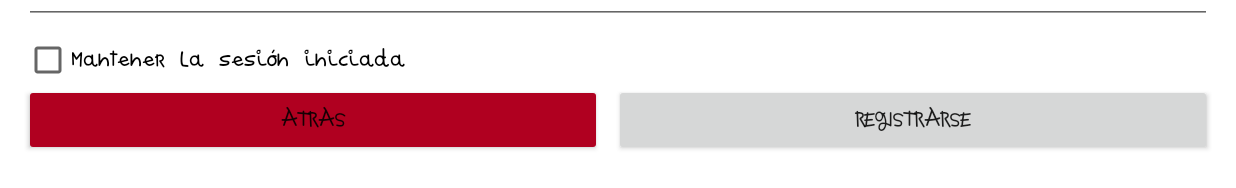
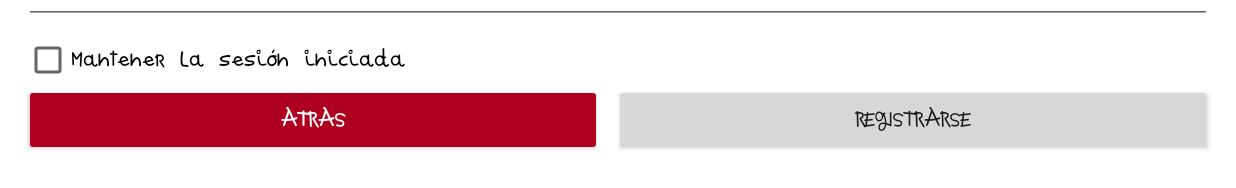
Before and after one commit to carlos26sg/Cuentameuncuento, an Android app: the Autenticacion screen opened directly, with no data from a screen before it, on a phone screen of 824 x 412 dp (held sideways). Shown: the part 280-468 px from the top of the screen. Run offline under Robolectric (Android 15) with nearby library versions, the phone set to English and light mode, and no system bars; our stand-ins replace Firebase (no records; nobody signed in at launch, a user with empty details on screens opened directly); 2 statements that could not run were skipped.

Commit message:
Cuentame un cuento

```diff
--- a/app/build.gradle
+++ b/app/build.gradle
@@ -11,7 +11,7 @@ android {
         applicationId "com.carlossega.cuentameuncuento"
         minSdk 26
         targetSdk 33
-        versionCode 3
+        versionCode 5
         versionName "1.0"
 
         testInstrumentationRunner "androidx.test.runner.AndroidJUnitRunner"
--- a/app/src/main/java/com/carlossega/cuentameuncuento/ReproductorCuento.java
+++ b/app/src/main/java/com/carlossega/cuentameuncuento/ReproductorCuento.java
@@ -310,6 +310,7 @@ public class ReproductorCuento extends AppCompatActivity {
                 } else {
                     leerTexto(seleccionado.getText().toString(), seleccionado.getText().toString());
                     Log.d(TAG, "se inicia el OnUtterancee listener y se leen datos");
+                    //OnUtteranceProgressListener
                     tts.setOnUtteranceProgressListener(new UtteranceProgressListener() {
 
                         @Override
@@ -362,6 +363,7 @@ public class ReproductorCuento extends AppCompatActivity {
             HttpURLConnection urlConnection = null;
             String url_main;
             int posicion=0;
+            //Creamos array con las lineas del cuento. Dato que debe estar en la BD
             if(cuento == null){
                 url_main = url_cuento;
                 cuento = new String[lineas_cuento];
@@ -372,6 +374,7 @@ public class ReproductorCuento extends AppCompatActivity {
                 traducido_creado = true;
                 Log.d(TAG,"array de cuento traducido creado");
             }
+            //Con la url, leemos el cuento y lo guardamos
             try {
                 URL url = new URL(url_main);
                 urlConnection = (HttpURLConnection) url.openConnection();
@@ -380,6 +383,7 @@ public class ReproductorCuento extends AppCompatActivity {
                     InputStream in = new BufferedInputStream(urlConnection.getInputStream());
                     BufferedReader bufferedReader = new BufferedReader(new InputStreamReader(in));
                     String line;
+                    //Guardamos el cuento en un array, leyendolo linea a linea
                     while ((line = bufferedReader.readLine()) != null){
                         if (traducido_creado){
                             cuento_traducido[posicion] = line;
--- a/app/src/main/res/layout/activity_autenticacion.xml
+++ b/app/src/main/res/layout/activity_autenticacion.xml
@@ -79,6 +79,7 @@
                 android:layout_width="wrap_content"
                 android:layout_height="wrap_content"
                 android:layout_weight="1"
+                android:textColor="@color/white"
                 android:backgroundTint="@color/design_default_color_error"/>
 
             <Space
--- a/app/src/main/res/values-night/themes.xml
+++ b/app/src/main/res/values-night/themes.xml
@@ -1,6 +1,6 @@
 <resources xmlns:tools="http://schemas.android.com/tools">
     <!-- Base application theme. -->
-    <style name="Theme.CuentameUnCuento" parent="Theme.MaterialComponents.DayNight.DarkActionBar">
+    <style name="Theme.CuentameUnCuento" parent="Theme.AppCompat.Light.NoActionBar">
         <!-- Primary brand color. -->
         <item name="colorPrimary">@color/purple_200</item>
         <item name="colorPrimaryVariant">@color/purple_700</item>
@@ -12,5 +12,10 @@
         <!-- Status bar color. -->
         <item name="android:statusBarColor">?attr/colorPrimaryVariant</item>
         <!-- Customize your theme here. -->
+        <item name="android:windowNoTitle">true</item>
+        <item name="android:windowActionBar">false</item>
+        <item name="android:windowFullscreen">true</item>
+        <item name="android:windowContentOverlay">@null</item>
+        <item name="android:fontFamily">@font/anna</item>
     </style>
 </resources>
```
Also changed, not shown: app/src/main/java/com/carlossega/cuentameuncuento/Autenticacion.java (+4 -3 lines).
